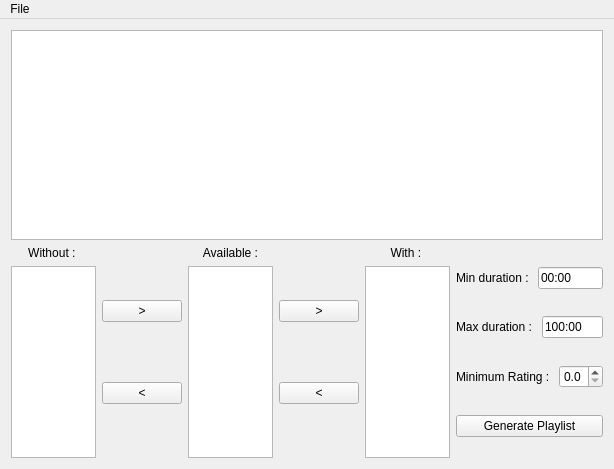
This is mainwindow.ui in AdrienPensart/MusicManiac as Qt 5 draws it before an edit. The edited form follows.
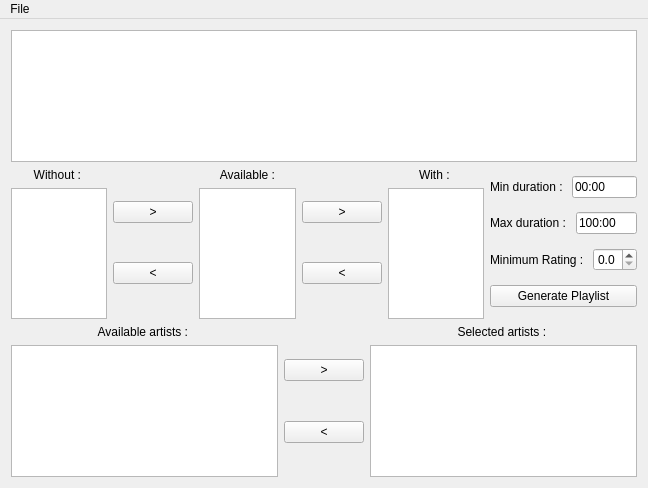
This is the edited form. Icons and pictures are not drawn.

Commit message: artist in playlist

What changed in the file:
```diff
--- a/mainwindow.ui
+++ b/mainwindow.ui
@@ -6,8 +6,8 @@
    <rect>
     <x>0</x>
     <y>0</y>
-    <width>614</width>
-    <height>469</height>
+    <width>648</width>
+    <height>488</height>
    </rect>
   </property>
   <property name="windowTitle">
@@ -225,6 +225,82 @@
       </item>
      </layout>
     </item>
+    <item>
+     <layout class="QHBoxLayout" name="artistLayout">
+      <item>
+       <layout class="QVBoxLayout" name="availableArtistLayout">
+        <item>
+         <widget class="QLabel" name="availableArtistLabel">
+          <property name="text">
+           <string>Available artists : </string>
+          </property>
+          <property name="alignment">
+           <set>Qt::AlignCenter</set>
+          </property>
+         </widget>
+        </item>
+        <item>
+         <widget class="QListView" name="availableArtistView">
+          <property name="alternatingRowColors">
+           <bool>true</bool>
+          </property>
+          <property name="selectionMode">
+           <enum>QAbstractItemView::ExtendedSelection</enum>
+          </property>
+          <property name="selectionBehavior">
+           <enum>QAbstractItemView::SelectRows</enum>
+          </property>
+         </widget>
+        </item>
+       </layout>
+      </item>
+      <item>
+       <layout class="QVBoxLayout" name="artistButtonsLayout">
+        <item>
+         <widget class="QPushButton" name="inArtistButton">
+          <property name="text">
+           <string>&gt;</string>
+          </property>
+         </widget>
+        </item>
+        <item>
+         <widget class="QPushButton" name="outArtistButton">
+          <property name="text">
+           <string>&lt;</string>
+          </property>
+         </widget>
+        </item>
+       </layout>
+      </item>
+      <item>
+       <layout class="QVBoxLayout" name="selectedArtistLayout">
+        <item>
+         <widget class="QLabel" name="selectedArtistLabel">
+          <property name="text">
+           <string>Selected artists : </string>
+          </property>
+          <property name="alignment">
+           <set>Qt::AlignCenter</set>
+          </property>
+         </widget>
+        </item>
+        <item>
+         <widget class="QListView" name="selectedArtistView">
+          <property name="alternatingRowColors">
+           <bool>true</bool>
+          </property>
+          <property name="selectionMode">
+           <enum>QAbstractItemView::ExtendedSelection</enum>
+          </property>
+          <property name="selectionBehavior">
+           <enum>QAbstractItemView::SelectRows</enum>
+          </property>
+         </widget>
+        </item>
+       </layout>
+      </item>
+     </layout>
+    </item>
    </layout>
   </widget>
   <widget class="QMenuBar" name="menuBar">
@@ -232,7 +308,7 @@
     <rect>
      <x>0</x>
      <y>0</y>
-     <width>614</width>
+     <width>648</width>
      <height>19</height>
     </rect>
    </property>
```
The commit also changes 15 other files.
